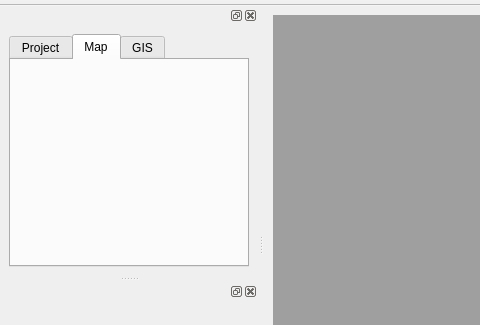
The window that src/ui/frmMainDesigner.ui (USEPA/SWMM-EPANET_User_Interface) describes before a commit, drawn with Qt 5; both pictures show x 0 to 480 and y 100 to 425 of the 857 by 603 pixel window.
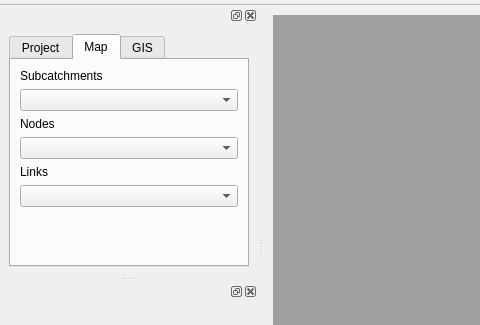
The same window after the commit. The open tabs and pages were chosen to show the change. Icons and pictures are not drawn.

Commit message: add combo boxes to main form map tab for doing thematic map

What changed in the file:
```diff
--- a/src/ui/frmMainDesigner.ui
+++ b/src/ui/frmMainDesigner.ui
@@ -339,6 +339,51 @@
         <attribute name="title">
          <string>Map</string>
         </attribute>
+        <layout class="QVBoxLayout" name="verticalLayout_2">
+         <item>
+          <widget class="QLabel" name="lblMapSubcatchments">
+           <property name="text">
+            <string>Subcatchments</string>
+           </property>
+          </widget>
+         </item>
+         <item>
+          <widget class="QComboBox" name="cboMapSubcatchments"/>
+         </item>
+         <item>
+          <widget class="QLabel" name="lblMapNodes">
+           <property name="text">
+            <string>Nodes</string>
+           </property>
+          </widget>
+         </item>
+         <item>
+          <widget class="QComboBox" name="cboMapNodes"/>
+         </item>
+         <item>
+          <widget class="QLabel" name="lblMapLinks">
+           <property name="text">
+            <string>Links</string>
+           </property>
+          </widget>
+         </item>
+         <item>
+          <widget class="QComboBox" name="cboMapLinks"/>
+         </item>
+         <item>
+          <spacer name="verticalSpacer">
+           <property name="orientation">
+            <enum>Qt::Vertical</enum>
+           </property>
+           <property name="sizeHint" stdset="0">
+            <size>
+             <width>20</width>
+             <height>40</height>
+            </size>
+           </property>
+          </spacer>
+         </item>
+        </layout>
        </widget>
        <widget class="QWidget" name="tabGIS">
         <attribute name="title">
```
The commit also changes 2 other files.
